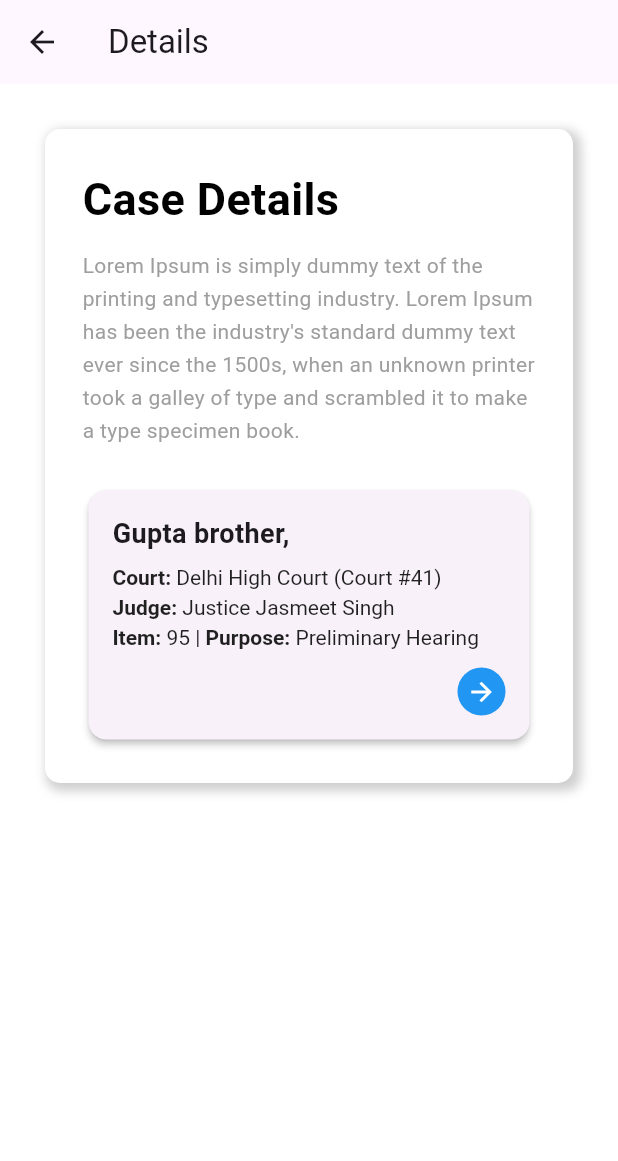
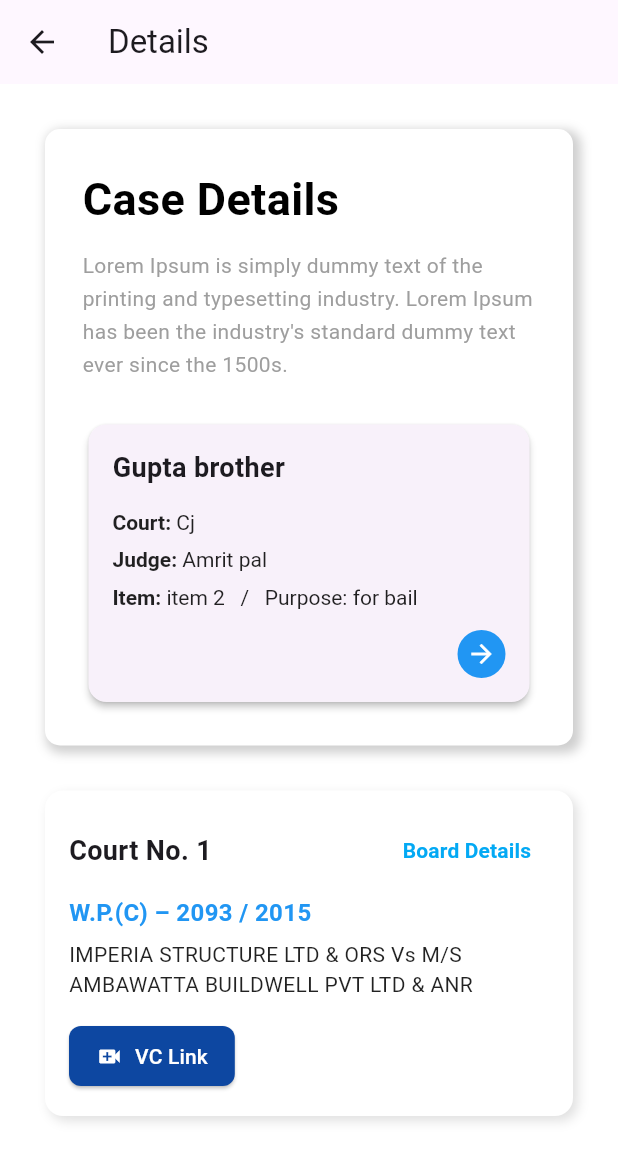
Before and after one commit to manjeet-voletic/First_app, a Flutter app: the Casedetails screen opened directly, on a phone screen of 412 x 824 dp. Shown: the top 1161 px of the screen. Run offline on Flutter 3.47's test engine with Material 3 defaults, Android fonts, the phone set to English and light mode, and no system bars; our stand-ins replace table_calendar.

Commit message:
next changes

```diff
--- a/lib/casedetails.dart
+++ b/lib/casedetails.dart
@@ -13,12 +13,17 @@ class _CasedetailsState extends State<Casedetails> {
   @override
   Widget build(BuildContext context) {
     return Scaffold(
-      backgroundColor: Color(0xFFFFFFFF),
+      backgroundColor: const Color(0xFFFFFFFF),
       appBar: AppBar(
-        title: Text('Details'),
+        title: const Text('Details'),
       ),
+
       body: SingleChildScrollView(
-        child: Container(
+        child: Column(
+          children: [
+
+            /// 🔹 FIRST CARD (Your Case Details Text)
+            Container(
               width: double.infinity,
               margin: const EdgeInsets.all(30),
               padding: const EdgeInsets.all(25),
@@ -30,7 +35,7 @@ class _CasedetailsState extends State<Casedetails> {
                     color: Colors.grey.withOpacity(0.5),
                     spreadRadius: 2,
                     blurRadius: 5,
-                offset: Offset(3, 3),
+                    offset: const Offset(3, 3),
                   ),
                 ],
               ),
@@ -38,9 +43,7 @@ class _CasedetailsState extends State<Casedetails> {
               child: Column(
                 crossAxisAlignment: CrossAxisAlignment.start,
                 children: [
-
-              /// Title
-              Text(
+                  const Text(
                     "Case Details",
                     style: TextStyle(
                       color: Colors.black,
@@ -49,13 +52,11 @@ class _CasedetailsState extends State<Casedetails> {
                     ),
                   ),
 
-              SizedBox(height: 12),
+                  const SizedBox(height: 12),
 
-              /// Paragraph
-              Text(
+                  const Text(
                     "Lorem Ipsum is simply dummy text of the printing and typesetting industry. "
-                    "Lorem Ipsum has been the industry's standard dummy text ever since the 1500s, "
-                    "when an unknown printer took a galley of type and scrambled it to make a type specimen book.",
+                        "Lorem Ipsum has been the industry's standard dummy text ever since the 1500s.",
                     style: TextStyle(
                       fontSize: 14,
                       color: Colors.grey,
@@ -63,19 +64,117 @@ class _CasedetailsState extends State<Casedetails> {
                     ),
                   ),
 
-              SizedBox(height: 25),
+                  const SizedBox(height: 25),
 
-              /// 🔽 Case Card
-              _caseCard("Gupta brother,", "Cj","Amrit pal","ittem 2","for bail"),
-
+                  _caseCard(
+                    "Gupta brother",
+                    "Cj",
+                    "Amrit pal",
+                    "item 2",
+                    "for bail",
+                  ),
                 ],
               ),
+            ),
+
+            /// 🔹 SECOND CARD (Court No / Case No / VC Link)
+            Container(
+              padding: const EdgeInsets.all(16),
+              margin: const EdgeInsets.symmetric(horizontal: 30),
+              decoration: BoxDecoration(
+                color: Colors.white,
+                borderRadius: BorderRadius.circular(12),
+                boxShadow: [
+                  BoxShadow(
+                    color: Colors.black12,
+                    blurRadius: 6,
+                    offset: const Offset(3, 3),
+                  ),
+                ],
+              ),
+
+              child: Column(
+                crossAxisAlignment: CrossAxisAlignment.start,
+                children: [
+                  // TOP ROW
+                  Row(
+                    mainAxisAlignment: MainAxisAlignment.spaceBetween,
+                    children: [
+                      const Text(
+                        "Court No. 1",
+                        style: TextStyle(
+                          fontSize: 18,
+                          fontWeight: FontWeight.w700,
+                        ),
+                      ),
+                      TextButton(
+                        onPressed: () {},
+                        child: const Text(
+                          "Board Details",
+                          style: TextStyle(
+                            fontSize: 14,
+                            color: Colors.lightBlue,
+                            fontWeight: FontWeight.w600,
+                          ),
+                        ),
+                      ),
+                    ],
+                  ),
+
+                  const SizedBox(height: 6),
+
+                  const Text(
+                    "W.P.(C) – 2093 / 2015",
+                    style: TextStyle(
+                      fontSize: 16,
+                      fontWeight: FontWeight.w700,
+                      color: Colors.blue,
+                    ),
+                  ),
+
+                  const SizedBox(height: 6),
+
+                  const Text(
+                    "IMPERIA STRUCTURE LTD & ORS Vs M/S AMBAWATTA BUILDWELL PVT LTD & ANR",
+                    style: TextStyle(
+                      fontSize: 14,
+                      color: Colors.black87,
+                    ),
+                  ),
+
+                  const SizedBox(height: 14),
+
+                  ElevatedButton.icon(
+                    style: ElevatedButton.styleFrom(
+                      backgroundColor: Colors.blue.shade900,
+                      padding: const EdgeInsets.symmetric(
+                          horizontal: 18, vertical: 10),
+                      shape: RoundedRectangleBorder(
+                          borderRadius: BorderRadius.circular(8)),
+                    ),
+                    onPressed: () {},
+                    icon: const Icon(Icons.video_call,
+                        size: 18, color: Colors.white),
+                    label: const Text(
+                      "VC Link",
+                      style: TextStyle(
+                          color: Colors.white, fontSize: 14),
+                    ),
+                  ),
+                ],
+              ),
+            ),
+
+            const SizedBox(height: 30),
+          ],
         ),
       ),
     );
   }
-  /// 🔹 CARD WIDGET SEPARATED
-  Widget _caseCard(String title,String court,String judge,String item,String purpose ) {
+
+  /// 🔹 CARD WIDGET
+  Widget _caseCard(
+      String title, String court, String judge, String item, String purpose) {
     return Card(
       shape: RoundedRectangleBorder(
         borderRadius: BorderRadius.circular(12),
@@ -88,66 +187,24 @@ class _CasedetailsState extends State<Casedetails> {
           children: [
             Text(
               title,
-              style: TextStyle(
-                fontSize: 18,
-                fontWeight: FontWeight.bold,
-              ),
+              style: const TextStyle(
+                  fontSize: 18, fontWeight: FontWeight.bold),
             ),
 
-            SizedBox(height: 8),
+            const SizedBox(height: 8),
 
-            RichText(
-              text: TextSpan(
-                style: TextStyle(color: Colors.black87, fontSize: 14),
-                children: [
-                  TextSpan(
-                      text: 'Court: ',
-                      style: TextStyle(fontWeight: FontWeight.bold)),
-                  TextSpan(text: 'Delhi High Court (Court #41)'),
-                ],
-              ),
-            ),
+            _rich("Court: ", court),
+            _rich("Judge: ", judge),
+            _rich("Item: ", "$item   /   Purpose: $purpose"),
 
-            SizedBox(height: 4),
-
-            RichText(
-              text: TextSpan(
-                style: TextStyle(color: Colors.black87, fontSize: 14),
-                children: [
-                  TextSpan(
-                      text: 'Judge: ',
-                      style: TextStyle(fontWeight: FontWeight.bold)),
-                  TextSpan(text: 'Justice Jasmeet Singh'),
-                ],
-              ),
-            ),
-
-            SizedBox(height: 4),
-
-            RichText(
-              text: TextSpan(
-                style: TextStyle(color: Colors.black87, fontSize: 14),
-                children: [
-                  TextSpan(
-                      text: 'Item: ',
-                      style: TextStyle(fontWeight: FontWeight.bold)),
-                  TextSpan(text: '95 | '),
-                  TextSpan(
-                      text: 'Purpose: ',
-                      style: TextStyle(fontWeight: FontWeight.bold)),
-                  TextSpan(text: 'Preliminary Hearing'),
-                ],
-              ),
-            ),
-
-            SizedBox(height: 12),
+            const SizedBox(height: 12),
 
             Align(
               alignment: Alignment.centerRight,
               child: CircleAvatar(
                 radius: 16,
                 backgroundColor: Colors.blue,
-                child: Icon(Icons.arrow_forward,
+                child: const Icon(Icons.arrow_forward,
                     color: Colors.white, size: 20),
               ),
             ),
@@ -156,4 +213,19 @@ class _CasedetailsState extends State<Casedetails> {
       ),
     );
   }
+
+  Widget _rich(String bold, String normal) {
+    return RichText(
+      text: TextSpan(
+        style: const TextStyle(color: Colors.black87, fontSize: 14,height: 1.8,),
+        children: [
+          TextSpan(
+              text: bold,
+              style:
+              const TextStyle(fontWeight: FontWeight.bold)),
+          TextSpan(text: normal),
+        ],
+      ),
+    );
   }
+}
--- a/lib/oneplace.dart
+++ b/lib/oneplace.dart
@@ -21,7 +21,7 @@ class _OneplaceState extends State<Oneplace> {
     setState(() {
       isLoading = false; // Hide Loader
     });
-
+    print("Searching");
     Navigator.push(
       context,
       MaterialPageRoute(builder: (context) => Casedetails()),
@@ -162,6 +162,7 @@ class _OneplaceState extends State<Oneplace> {
                       ElevatedButton(
                         onPressed: navigateToonecasedetails,
                         child: Text("Search"),
+
                       ),
                       ElevatedButton(
                         onPressed: () {
@@ -174,7 +175,6 @@ class _OneplaceState extends State<Oneplace> {
                       ),
                     ],
                   )
-
                 ],
               ),
             ),
@@ -185,7 +185,7 @@ class _OneplaceState extends State<Oneplace> {
             Container(
               width: double.infinity,
               height: double.infinity,
-              color: Colors.black.withOpacity(0.35), // Background blur
+              color: Colors.black54, // Background blur
               child: Center(
                 child: Container(
                   padding: EdgeInsets.symmetric(horizontal: 30, vertical: 25),
```
Lines whose indentation alone changed are shown as unchanged.
